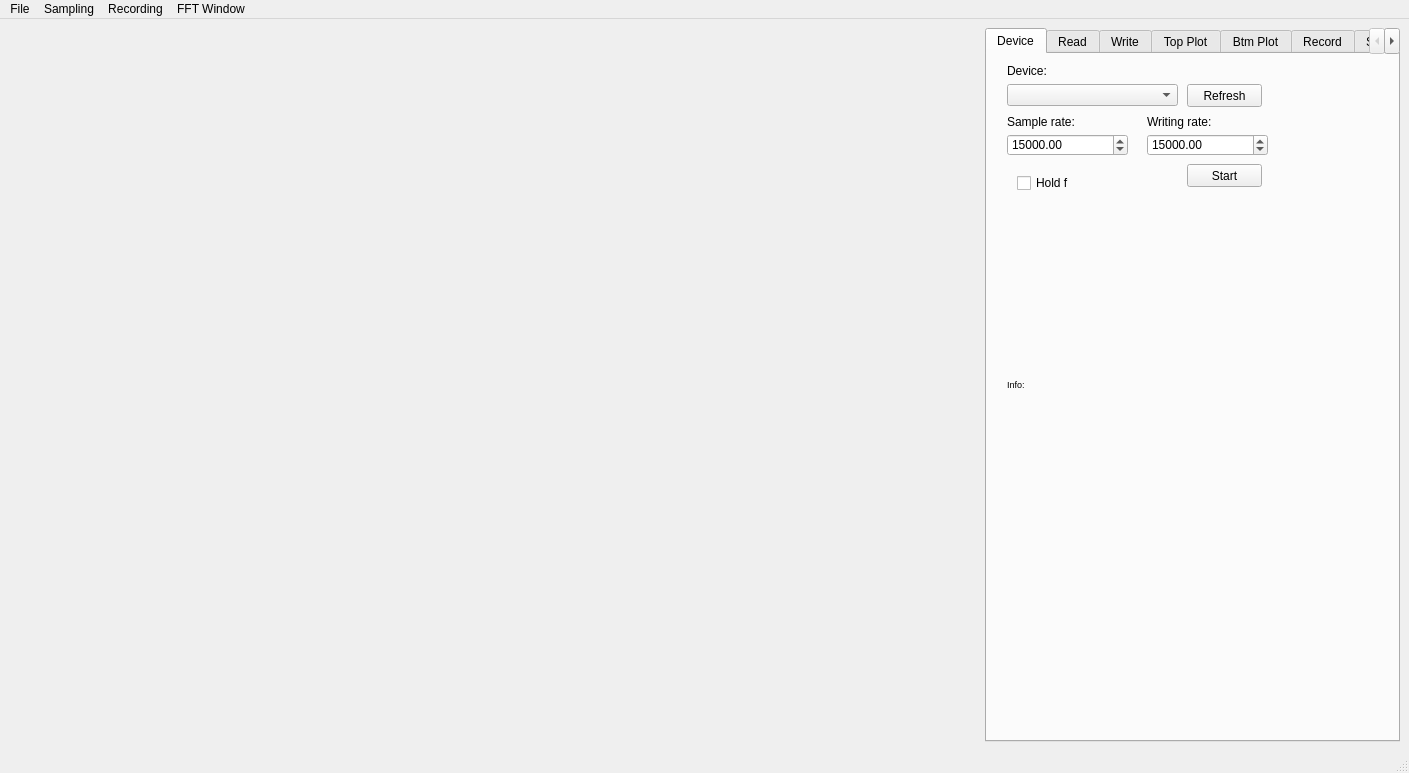
The window that sampling_ui.ui (DSchwenn/My_DAQ_EIS) describes before a commit, drawn with Qt 5.
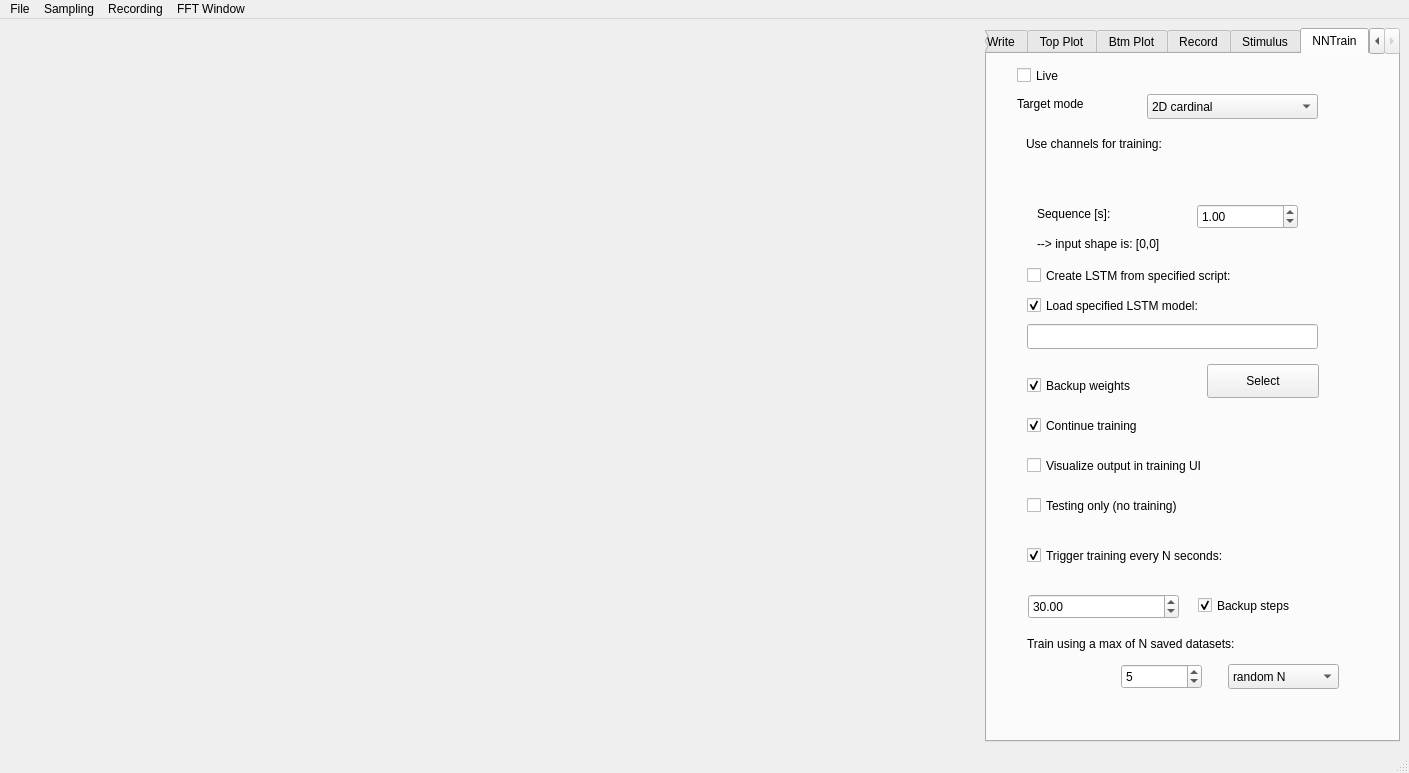
The same window after the commit.

Commit message: Q3d target and LSTM test added. UI tab for training added.

```diff
--- a/sampling_ui.ui
+++ b/sampling_ui.ui
@@ -33,7 +33,7 @@
          <bool>true</bool>
         </property>
         <property name="currentIndex">
-         <number>0</number>
+         <number>7</number>
         </property>
         <widget class="QWidget" name="device_tab">
          <attribute name="title">
@@ -1767,6 +1767,346 @@
           </property>
          </widget>
         </widget>
+        <widget class="QWidget" name="training_tab">
+         <attribute name="title">
+          <string>NNTrain</string>
+         </attribute>
+         <widget class="QLabel" name="label_38">
+          <property name="geometry">
+           <rect>
+            <x>30</x>
+            <y>40</y>
+            <width>121</width>
+            <height>19</height>
+           </rect>
+          </property>
+          <property name="text">
+           <string>Target mode</string>
+          </property>
+         </widget>
+         <widget class="QComboBox" name="train_target_mode_comboBox">
+          <property name="geometry">
+           <rect>
+            <x>160</x>
+            <y>40</y>
+            <width>171</width>
+            <height>25</height>
+           </rect>
+          </property>
+          <item>
+           <property name="text">
+            <string>2D cardinal</string>
+           </property>
+          </item>
+          <item>
+           <property name="text">
+            <string>2D any</string>
+           </property>
+          </item>
+         </widget>
+         <widget class="QLabel" name="label_39">
+          <property name="geometry">
+           <rect>
+            <x>39</x>
+            <y>80</y>
+            <width>281</width>
+            <height>19</height>
+           </rect>
+          </property>
+          <property name="text">
+           <string>Use channels for training:</string>
+          </property>
+         </widget>
+         <widget class="QWidget" name="verticalLayoutWidget_3">
+          <property name="geometry">
+           <rect>
+            <x>39</x>
+            <y>110</y>
+            <width>271</width>
+            <height>31</height>
+           </rect>
+          </property>
+          <layout class="QVBoxLayout" name="train_comboBoxWidgetLayout">
+           <property name="sizeConstraint">
+            <enum>QLayout::SetMaximumSize</enum>
+           </property>
+          </layout>
+         </widget>
+         <widget class="QCheckBox" name="train_test_only_checkBox">
+          <property name="geometry">
+           <rect>
+            <x>40</x>
+            <y>440</y>
+            <width>301</width>
+            <height>23</height>
+           </rect>
+          </property>
+          <property name="text">
+           <string>Testing only (no training)</string>
+          </property>
+          <property name="checked">
+           <bool>false</bool>
+          </property>
+         </widget>
+         <widget class="QLineEdit" name="train_filename_lineEdit">
+          <property name="geometry">
+           <rect>
+            <x>40</x>
+            <y>270</y>
+            <width>291</width>
+            <height>25</height>
+           </rect>
+          </property>
+         </widget>
+         <widget class="QPushButton" name="train_select_file_pushButton">
+          <property name="geometry">
+           <rect>
+            <x>220</x>
+            <y>310</y>
+            <width>112</width>
+            <height>34</height>
+           </rect>
+          </property>
+          <property name="text">
+           <string>Select</string>
+          </property>
+         </widget>
+         <widget class="QCheckBox" name="train_continue_training_checkBox">
+          <property name="geometry">
+           <rect>
+            <x>40</x>
+            <y>360</y>
+            <width>201</width>
+            <height>23</height>
+           </rect>
+          </property>
+          <property name="text">
+           <string>Continue training</string>
+          </property>
+          <property name="checked">
+           <bool>true</bool>
+          </property>
+         </widget>
+         <widget class="QCheckBox" name="train_viz_output_checkBox">
+          <property name="geometry">
+           <rect>
+            <x>40</x>
+            <y>400</y>
+            <width>281</width>
+            <height>23</height>
+           </rect>
+          </property>
+          <property name="text">
+           <string>Visualize output in training UI</string>
+          </property>
+          <property name="checked">
+           <bool>false</bool>
+          </property>
+         </widget>
+         <widget class="QCheckBox" name="train_backup_weights_checkBox">
+          <property name="geometry">
+           <rect>
+            <x>40</x>
+            <y>320</y>
+            <width>201</width>
+            <height>23</height>
+           </rect>
+          </property>
+          <property name="text">
+           <string>Backup weights</string>
+          </property>
+          <property name="checked">
+           <bool>true</bool>
+          </property>
+         </widget>
+         <widget class="QCheckBox" name="train_load_model_checkBox">
+          <property name="geometry">
+           <rect>
+            <x>40</x>
+            <y>240</y>
+            <width>301</width>
+            <height>23</height>
+           </rect>
+          </property>
+          <property name="text">
+           <string>Load specified LSTM model:</string>
+          </property>
+          <property name="checked">
+           <bool>true</bool>
+          </property>
+         </widget>
+         <widget class="QCheckBox" name="train_create_script_checkBox">
+          <property name="geometry">
+           <rect>
+            <x>40</x>
+            <y>210</y>
+            <width>301</width>
+            <height>23</height>
+           </rect>
+          </property>
+          <property name="text">
+           <string>Create LSTM from specified script:</string>
+          </property>
+          <property name="checked">
+           <bool>false</bool>
+          </property>
+         </widget>
+         <widget class="QCheckBox" name="train_regularly_checkBox">
+          <property name="geometry">
+           <rect>
+            <x>40</x>
+            <y>490</y>
+            <width>301</width>
+            <height>23</height>
+           </rect>
+          </property>
+          <property name="text">
+           <string>Trigger training every N seconds:</string>
+          </property>
+          <property name="checked">
+           <bool>true</bool>
+          </property>
+         </widget>
+         <widget class="QDoubleSpinBox" name="train_record_set_doubleSpinBox">
+          <property name="geometry">
+           <rect>
+            <x>41</x>
+            <y>540</y>
+            <width>151</width>
+            <height>25</height>
+           </rect>
+          </property>
+          <property name="maximum">
+           <double>9999.000000000000000</double>
+          </property>
+          <property name="value">
+           <double>30.000000000000000</double>
+          </property>
+         </widget>
+         <widget class="QLabel" name="label_40">
+          <property name="geometry">
+           <rect>
+            <x>40</x>
+            <y>580</y>
+            <width>301</width>
+            <height>19</height>
+           </rect>
+          </property>
+          <property name="text">
+           <string>Train using a max of N saved datasets:</string>
+          </property>
+         </widget>
+         <widget class="QComboBox" name="train_dataset_select_comboBox">
+          <property name="geometry">
+           <rect>
+            <x>241</x>
+            <y>610</y>
+            <width>111</width>
+            <height>25</height>
+           </rect>
+          </property>
+          <item>
+           <property name="text">
+            <string>random N</string>
+           </property>
+          </item>
+          <item>
+           <property name="text">
+            <string>last N</string>
+           </property>
+          </item>
+         </widget>
+         <widget class="QSpinBox" name="train_datasets_spinBox">
+          <property name="geometry">
+           <rect>
+            <x>134</x>
+            <y>610</y>
+            <width>81</width>
+            <height>25</height>
+           </rect>
+          </property>
+          <property name="minimum">
+           <number>1</number>
+          </property>
+          <property name="value">
+           <number>5</number>
+          </property>
+         </widget>
+         <widget class="QCheckBox" name="train_backup_steps_checkBox">
+          <property name="geometry">
+           <rect>
+            <x>211</x>
+            <y>540</y>
+            <width>161</width>
+            <height>23</height>
+           </rect>
+          </property>
+          <property name="text">
+           <string>Backup steps</string>
+          </property>
+          <property name="checked">
+           <bool>true</bool>
+          </property>
+         </widget>
+         <widget class="QCheckBox" name="trainLive_checkBox">
+          <property name="geometry">
+           <rect>
+            <x>30</x>
+            <y>10</y>
+            <width>301</width>
+            <height>23</height>
+           </rect>
+          </property>
+          <property name="text">
+           <string>Live</string>
+          </property>
+          <property name="checked">
+           <bool>false</bool>
+          </property>
+         </widget>
+         <widget class="QDoubleSpinBox" name="train_sequence_doubleSpinBox">
+          <property name="geometry">
+           <rect>
+            <x>210</x>
+            <y>150</y>
+            <width>101</width>
+            <height>25</height>
+           </rect>
+          </property>
+          <property name="maximum">
+           <double>30.000000000000000</double>
+          </property>
+          <property name="value">
+           <double>1.000000000000000</double>
+          </property>
+         </widget>
+         <widget class="QLabel" name="label_41">
+          <property name="geometry">
+           <rect>
+            <x>50</x>
+            <y>150</y>
+            <width>151</width>
+            <height>19</height>
+           </rect>
+          </property>
+          <property name="text">
+           <string>Sequence [s]:</string>
+          </property>
+         </widget>
+         <widget class="QLabel" name="train_input_shape_label">
+          <property name="geometry">
+           <rect>
+            <x>50</x>
+            <y>180</y>
+            <width>261</width>
+            <height>19</height>
+           </rect>
+          </property>
+          <property name="text">
+           <string>--&gt; input shape is: [0,0]</string>
+          </property>
+         </widget>
+        </widget>
        </widget>
       </item>
      </layout>
```
Left out of the diff: 2 changed lines with no effect on the pictures. The commit also changes 17 other files.
